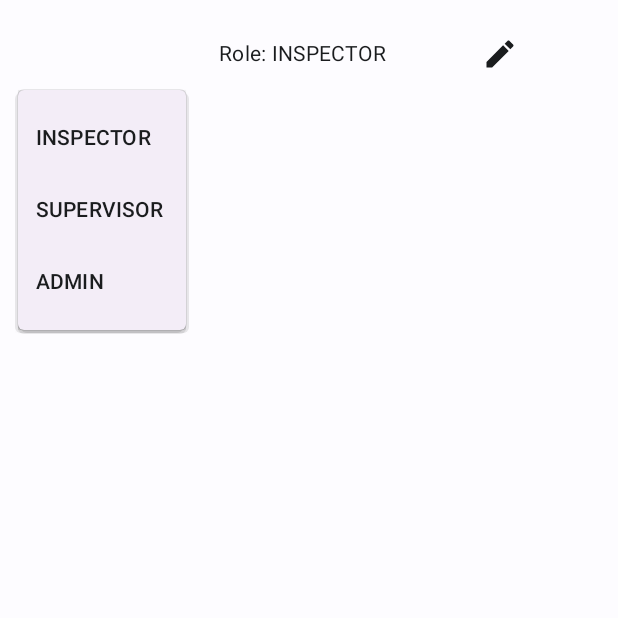
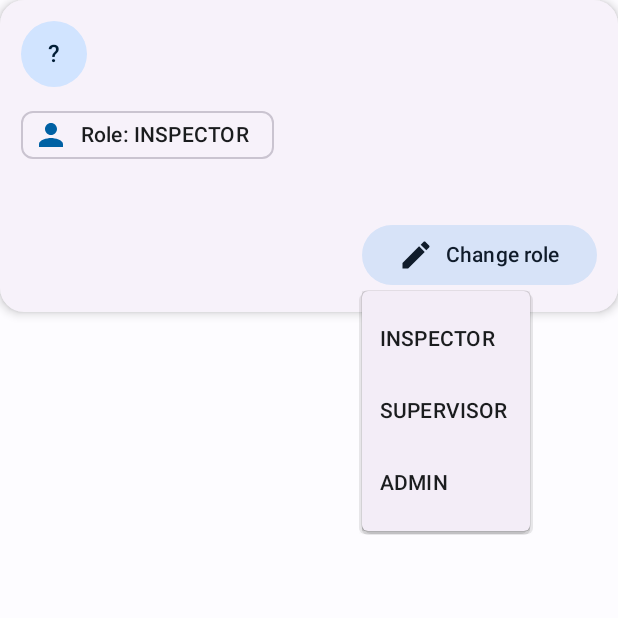
Before and after one commit to Shrimpy1/Field-Inspection-Reporting-App, an Android app built with Jetpack Compose: the composable UserRow shown on its own in the app's theme, after a tap on "Change role", on a phone screen of 412 x 824 dp, the top half of it. Run offline under Robolectric (Android 15) with nearby library versions, the phone set to English and light mode, and no system bars.

Commit message:
enhance user management UI with updated role display and styling improvements

```diff
--- a/app/src/main/java/com/tiramisu/groupapplication/ui/screen/UserManagementScreen.kt
+++ b/app/src/main/java/com/tiramisu/groupapplication/ui/screen/UserManagementScreen.kt
@@ -1,21 +1,32 @@
 package com.tiramisu.groupapplication.ui.screen
 
+import androidx.compose.foundation.background
 import androidx.compose.foundation.layout.Arrangement
+import androidx.compose.foundation.layout.Box
+import androidx.compose.foundation.layout.Column
 import androidx.compose.foundation.layout.Row
 import androidx.compose.foundation.layout.Spacer
 import androidx.compose.foundation.layout.fillMaxSize
 import androidx.compose.foundation.layout.fillMaxWidth
+import androidx.compose.foundation.layout.height
 import androidx.compose.foundation.layout.padding
+import androidx.compose.foundation.layout.size
 import androidx.compose.foundation.lazy.LazyColumn
 import androidx.compose.foundation.lazy.items
+import androidx.compose.foundation.shape.CircleShape
+import androidx.compose.foundation.shape.RoundedCornerShape
 import androidx.compose.material.icons.Icons
 import androidx.compose.material.icons.automirrored.filled.ArrowBack
 import androidx.compose.material.icons.filled.Edit
+import androidx.compose.material.icons.filled.Person
+import androidx.compose.material3.AssistChip
+import androidx.compose.material3.Card
+import androidx.compose.material3.CardDefaults
 import androidx.compose.material3.DropdownMenu
 import androidx.compose.material3.DropdownMenuItem
 import androidx.compose.material3.ExperimentalMaterial3Api
+import androidx.compose.material3.FilledTonalButton
 import androidx.compose.material3.Icon
-import androidx.compose.material3.IconButton
 import androidx.compose.material3.MaterialTheme
 import androidx.compose.material3.Scaffold
 import androidx.compose.material3.Text
@@ -28,6 +39,8 @@ import androidx.compose.runtime.remember
 import androidx.compose.runtime.setValue
 import androidx.compose.ui.Alignment
 import androidx.compose.ui.Modifier
+import androidx.compose.ui.draw.clip
+import androidx.compose.ui.text.font.FontWeight
 import androidx.compose.ui.unit.dp
 import androidx.hilt.navigation.compose.hiltViewModel
 import com.tiramisu.groupapplication.domain.enums.UserRole
@@ -47,7 +60,7 @@ fun UserListScreen(
             TopAppBar(
                 title = { Text("Manage Users") },
                 navigationIcon = {
-                    IconButton(onClick = onBack) {
+                    androidx.compose.material3.IconButton(onClick = onBack) {
                         Icon(Icons.AutoMirrored.Filled.ArrowBack, contentDescription = "Back")
                     }
                 }
@@ -59,7 +72,7 @@ fun UserListScreen(
                 .fillMaxSize()
                 .padding(padding)
                 .padding(horizontal = 16.dp, vertical = 8.dp),
-            verticalArrangement = Arrangement.spacedBy(8.dp)
+            verticalArrangement = Arrangement.spacedBy(12.dp)
         ) {
             items(users, key = { it.uid }) { user ->
                 UserRow(
@@ -69,6 +82,7 @@ fun UserListScreen(
                     }
                 )
             }
+            item { Spacer(modifier = Modifier.height(8.dp)) }
         }
     }
 }
@@ -81,34 +95,75 @@ private fun UserRow(
     val currentRole = runCatching { UserRole.valueOf(user.role) }.getOrDefault(UserRole.INSPECTOR)
     var menuExpanded by remember(user.uid) { mutableStateOf(false) }
 
-    Row(
+    Card(
+        modifier = Modifier.fillMaxWidth(),
+        shape = RoundedCornerShape(16.dp),
+        elevation = CardDefaults.cardElevation(defaultElevation = 4.dp),
+        colors = CardDefaults.elevatedCardColors()
+    ) {
+        Column(
             modifier = Modifier
                 .fillMaxWidth()
-            .padding(12.dp),
+                .padding(14.dp),
+            verticalArrangement = Arrangement.spacedBy(8.dp)
+        ) {
+            Row(
+                modifier = Modifier.fillMaxWidth(),
+                horizontalArrangement = Arrangement.spacedBy(12.dp),
                 verticalAlignment = Alignment.CenterVertically,
-        horizontalArrangement = Arrangement.Start
             ) {
+                // Avatar with initial
+                val avatarBg = MaterialTheme.colorScheme.primaryContainer
+                val avatarText = MaterialTheme.colorScheme.onPrimaryContainer
+                Box(
+                    modifier = Modifier
+                        .size(44.dp)
+                        .clip(CircleShape)
+                        .background(avatarBg),
+                    contentAlignment = Alignment.Center
+                ) {
+                    val initial = user.email.firstOrNull()?.uppercaseChar()?.toString()
+                        ?: user.uid.firstOrNull()?.uppercaseChar()?.toString()
+                        ?: "?"
+                    Text(
+                        text = initial,
+                        color = avatarText,
+                        style = MaterialTheme.typography.titleMedium,
+                        fontWeight = FontWeight.SemiBold
+                    )
+                }
+
                 Text(
                     text = user.email.ifBlank { user.uid },
-            style = MaterialTheme.typography.bodyLarge
+                    style = MaterialTheme.typography.titleMedium,
+                    fontWeight = FontWeight.Medium
+                )
+            }
+
+            AssistChip(
+                onClick = { /* no-op: informational */ },
+                label = { Text("Role: ${currentRole.name}") },
+                leadingIcon = {
+                    Icon(
+                        imageVector = Icons.Filled.Person,
+                        contentDescription = null
+                    )
+                }
             )
 
-        Spacer(modifier = Modifier.weight(1f))
+            Spacer(modifier = Modifier.padding(8.dp))
 
-        Text(
-            text = "Role: ${currentRole.name}",
-            style = MaterialTheme.typography.bodyMedium,
-            modifier = Modifier.padding(end = 8.dp)
+            // Prominent "Change Role" button with anchored menu
+            Box(
+                modifier = Modifier.align(Alignment.End)
+            ) {
+                FilledTonalButton(onClick = { menuExpanded = true }) {
+                    Icon(
+                        imageVector = Icons.Filled.Edit,
+                        contentDescription = null
                     )
-
-        IconButton(
-            onClick = { menuExpanded = true },
-            modifier = Modifier.weight(1f)
-        ) {
-            Icon(
-                imageVector = Icons.Default.Edit,
-                contentDescription = "Change role"
-            )
+                    Spacer(modifier = Modifier.padding(horizontal = 4.dp))
+                    Text("Change role")
                 }
 
                 DropdownMenu(
@@ -129,3 +184,5 @@ private fun UserRow(
                 }
             }
         }
+    }
+}
```
Lines whose indentation alone changed are shown as unchanged.
